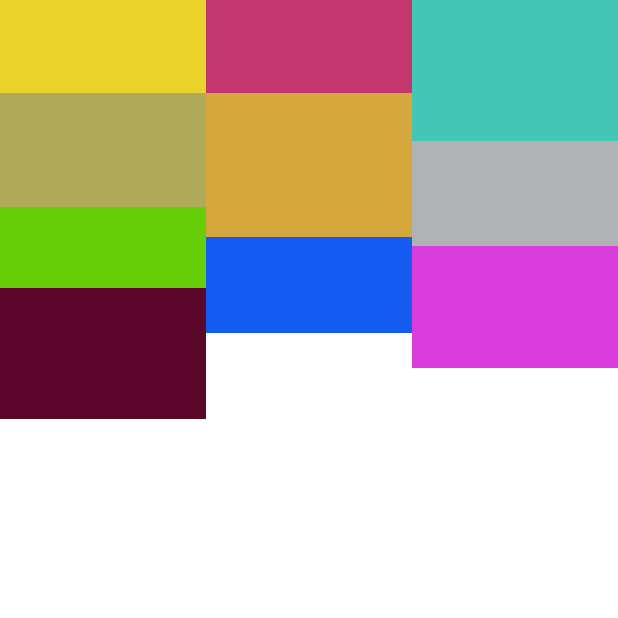
After one commit to FunnySaltyFish/JetpackComposeStudy, an Android app built with Jetpack Compose: the composable CustomLayoutTest shown on its own in the app's theme, on a phone screen of 412 x 824 dp, the top half of it. The commit adds this screen. Run offline under Robolectric (Android 15) with nearby library versions, the phone set to English and light mode, and no system bars.

Commit message:
自定义布局[1]

```diff
--- a/app/build.gradle
+++ b/app/build.gradle
@@ -63,6 +63,8 @@ dependencies {
     implementation "androidx.lifecycle:lifecycle-viewmodel-compose:2.4.0"
     implementation "androidx.compose.runtime:runtime-livedata:$compose_version"
 
+    implementation 'com.github.jeziellago:compose-markdown:0.2.6'
+
 
     testImplementation 'junit:junit:4.13.2'
     androidTestImplementation 'androidx.test.ext:junit:1.1.3'
--- a/app/src/main/AndroidManifest.xml
+++ b/app/src/main/AndroidManifest.xml
@@ -10,13 +10,12 @@
         android:supportsRtl="true"
         android:theme="@style/Theme.JetpackComposeStudy">
         <activity
-            android:name=".InsetsBasicSample"
+            android:name=".MainActivity"
             android:exported="true"
             android:label="@string/app_name"
             android:theme="@style/Theme.JetpackComposeStudy.NoActionBar">
             <intent-filter>
                 <action android:name="android.intent.action.MAIN" />
-
                 <category android:name="android.intent.category.LAUNCHER" />
             </intent-filter>
         </activity>
--- a/app/src/main/java/com/funny/compose/study/MainActivity.kt
+++ b/app/src/main/java/com/funny/compose/study/MainActivity.kt
@@ -13,6 +13,8 @@ import androidx.compose.ui.Modifier
 import androidx.compose.ui.graphics.Color
 import androidx.compose.ui.platform.ComposeView
 import com.funny.compose.study.ui.edittest.EditTest
+import com.funny.compose.study.ui.markdowntest.MarkdownTest
+import com.funny.compose.study.ui.post_layout.CustomLayoutTest
 import com.funny.compose.study.ui.posta.FScreen
 import com.funny.compose.study.ui.posta.PopularBooksDemo
 import com.funny.compose.study.ui.postb.SnakeGame
@@ -39,8 +41,10 @@ class MainActivity : ComponentActivity() {
 //                SnakeGame(
 //                    modifier = Modifier.fillMaxWidth().fillMaxHeight(0.8f).background(Color.DarkGray)
 //                )
-                EScreen()
+//                EScreen()
 //                EditTest()
+//                MarkdownTest()
+                CustomLayoutTest()
             }
 //            PopularBooksDemo()
         }
--- /dev/null
+++ b/app/src/main/java/com/funny/compose/study/ui/post_layout/CustomLayoutTest.kt
@@ -0,0 +1,28 @@
+package com.funny.compose.study.ui.post_layout
+
+import androidx.compose.foundation.background
+import androidx.compose.foundation.layout.*
+import androidx.compose.material.Text
+import androidx.compose.runtime.Composable
+import androidx.compose.ui.Modifier
+import androidx.compose.ui.graphics.Color
+import androidx.compose.ui.unit.dp
+import kotlin.random.Random
+
+fun randomColor() = Color(Random.nextInt(255),Random.nextInt(255),Random.nextInt(255))
+
+@Composable
+fun CustomLayoutTest() {
+//    VerticalLayout() {
+//        (1..5).forEach { _ ->
+//            Box(modifier = Modifier.size(40.dp).background(randomColor()))
+//        }
+//    }
+    WaterfallFlowLayout(
+        columns = 3
+    ) {
+        (1..10).forEach { _ ->
+            Box(modifier = Modifier.height(Random.nextInt(50, 100).dp).background(randomColor()))
+        }
+    }
+}
--- /dev/null
+++ b/app/src/main/java/com/funny/compose/study/ui/post_layout/WaterfallFlowLayout.kt
@@ -0,0 +1,48 @@
+package com.funny.compose.study.ui.post_layout
+
+import android.util.Log
+import androidx.compose.runtime.Composable
+import androidx.compose.ui.Modifier
+import androidx.compose.ui.layout.Layout
+import androidx.compose.ui.layout.Measurable
+import androidx.compose.ui.unit.Constraints
+
+const val TAG = "Waterfall"
+
+fun IntArray.minIndex() : Int {
+    var i = 0
+    var min = Int.MAX_VALUE
+    this.forEachIndexed { index, e ->
+        if (e<min){
+            min = e
+            i = index
+        }
+    }
+    return i
+}
+
+@Composable
+fun WaterfallFlowLayout(
+    modifier: Modifier = Modifier,
+    columns: Int = 2,  // 横向几列
+    content: @Composable ()->Unit
+) {
+    Layout(
+        modifier = modifier,
+        content = content,
+    ) { measurables: List<Measurable>, constrains: Constraints ->
+        val itemWidth = constrains.maxWidth / columns
+        val itemConstraints = constrains.copy(minWidth = itemWidth, maxWidth = itemWidth)
+        val placeables = measurables.map { it.measure(itemConstraints) }
+        // 记录当前各列高度
+        val heights = IntArray(columns)
+        layout(width = constrains.maxWidth, height = constrains.maxHeight){
+            placeables.forEach { placeable ->
+                val minIndex = heights.minIndex()
+//                Log.d(TAG, "WaterfallFlowLayout: $minIndex ${placeable.height}")
+                placeable.placeRelative(itemWidth * minIndex, heights[minIndex])
+                heights[minIndex] += placeable.height
+            }
+        }
+    }
+}
```
Also changed, not shown: app/src/main/java/com/funny/compose/study/ui/markdowntest/MarkdownTest.kt (added, +23 -0 lines), app/src/main/java/com/funny/compose/study/ui/post_layout/VerticalLayout.kt (added, +31 -0 lines).
